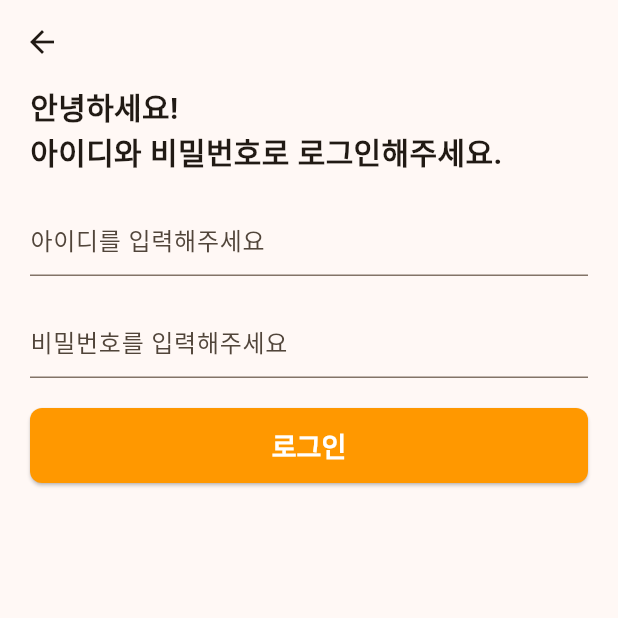
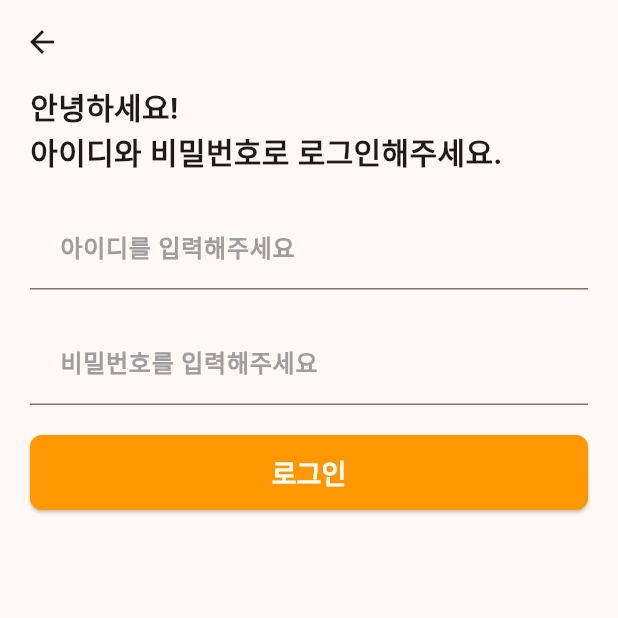
Before and after one commit to integralK/sparta_6-8w_flutter_market_app, a Flutter app: the screen it shows after launch, after a tap on "이미 계정이 있나요? 로그인", on a phone screen of 412 x 824 dp, the top half of it. Run offline on Flutter 3.47's test engine with Material 3 defaults, Android fonts, the phone set to English and light mode, and no system bars; our stand-ins replace flutter_riverpod.

Commit message:
contentPadding

```diff
--- a/lib/main.dart
+++ b/lib/main.dart
@@ -39,6 +39,16 @@ class MyApp extends StatelessWidget {
             ),
           ),
         ),
+        // inputDecorationTheme 속성이 앱 전체 내에서 텍스트필드, 텍스트폼필드에 적용되는 테마를 지정한다!
+        inputDecorationTheme: InputDecorationTheme(
+          hintStyle: TextStyle(
+            fontSize: 16,
+            fontWeight: FontWeight.bold,
+            color: Colors.grey,
+          ),
+          contentPadding: EdgeInsets.symmetric(vertical: 16, horizontal: 20),
+          // 텍스트필드, 텍스트폼필드 안에 여백 설정
+        ),
       ),
       home: WelcomePage(),
     );
```
